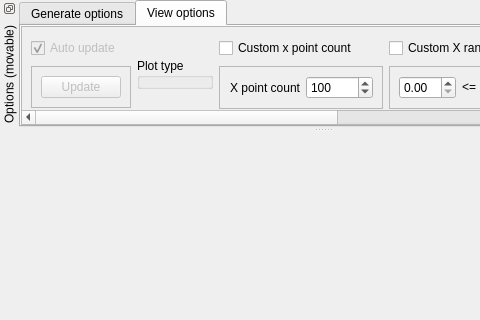
This is example/FormMain.ui in conelov/RandomUniq as Qt 5 draws it before an edit; both pictures show x 0 to 480 and y 0 to 320 of the 646 by 778 pixel window. The edited form follows.
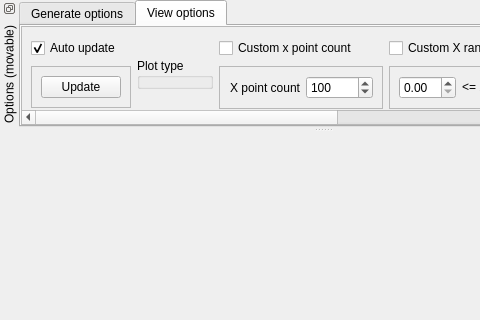
This is the edited form. The open tabs and pages were chosen to show the change. Custom widgets are drawn as their Qt base class.

Commit message: plot autoReplot done

The edit to the form file:
```diff
--- a/example/FormMain.ui
+++ b/example/FormMain.ui
@@ -288,7 +288,7 @@
                <item>
                 <widget class="QCheckBox" name="cb_replotAuto">
                  <property name="enabled">
-                  <bool>false</bool>
+                  <bool>true</bool>
                  </property>
                  <property name="text">
                   <string>Auto update</string>
@@ -301,7 +301,7 @@
                <item>
                 <widget class="QFrame" name="f_replot">
                  <property name="enabled">
-                  <bool>false</bool>
+                  <bool>true</bool>
                  </property>
                  <property name="sizePolicy">
                   <sizepolicy hsizetype="Preferred" vsizetype="Maximum">
```
Left out of the diff: 21 changed lines with no effect on the pictures. The commit also changes 1 other file.
